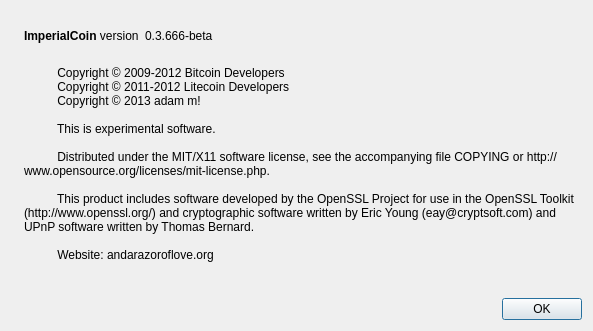
This is src/qt/forms/aboutdialog.ui in ipcguy/imperialcoin-ipc as Qt 5 draws it before an edit. The edited form follows.
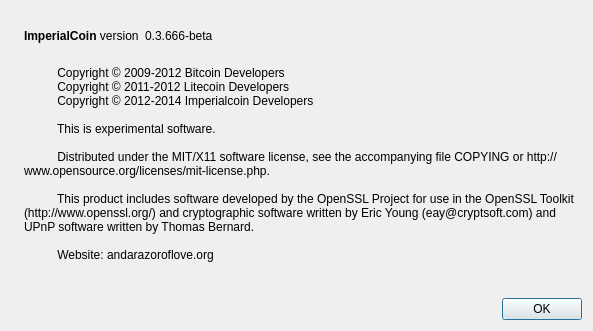
This is the edited form. Icons and pictures are not drawn.

Diff of the .ui file:
```diff
--- a/src/qt/forms/aboutdialog.ui
+++ b/src/qt/forms/aboutdialog.ui
@@ -97,7 +97,7 @@
         <string>
           Copyright © 2009-2012 Bitcoin Developers
           Copyright © 2011-2012 Litecoin Developers
-          Copyright © 2013 adam m!
+          Copyright © 2012-2014 Imperialcoin Developers
 
           This is experimental software.
 
```
